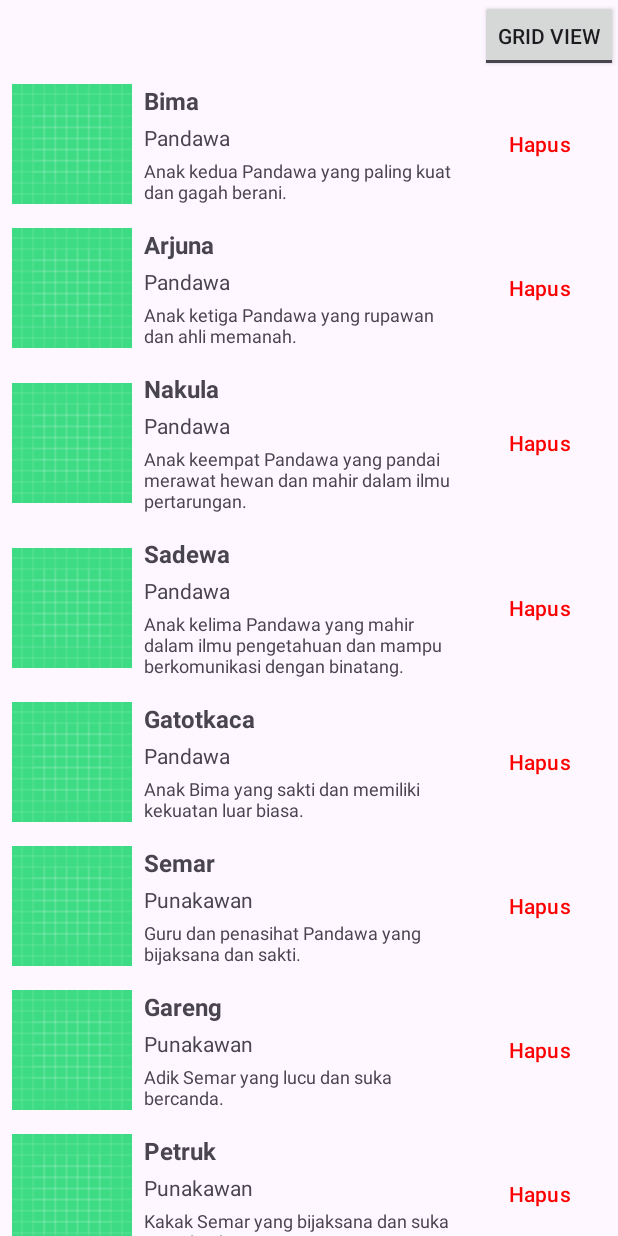
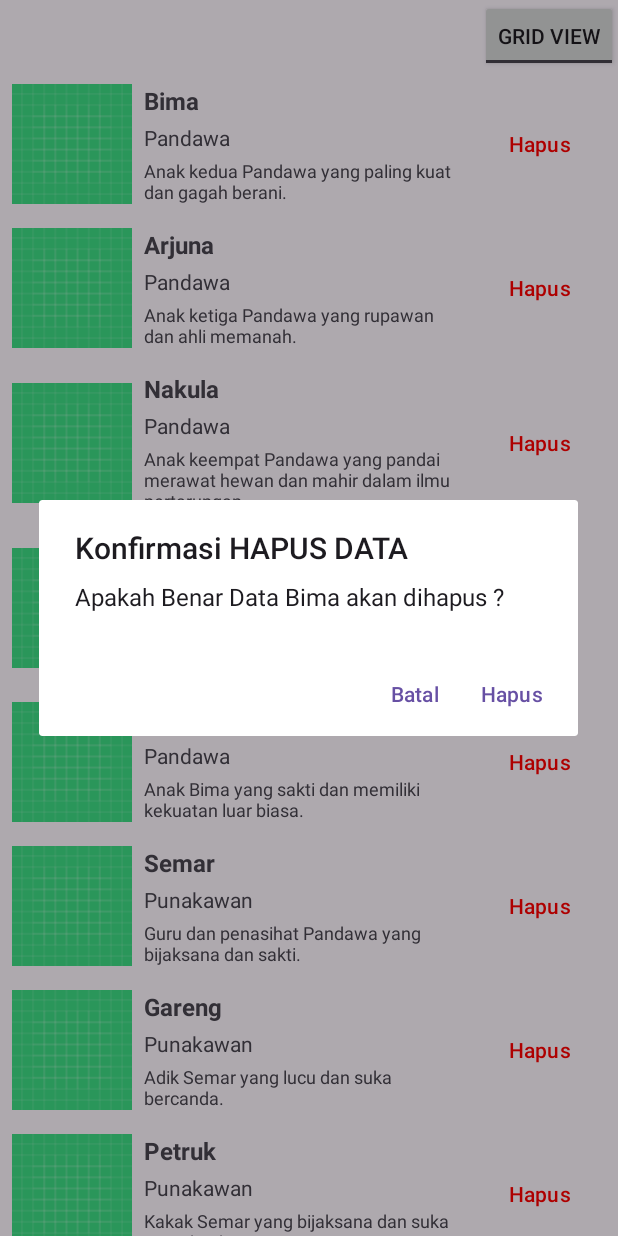
Before and after one commit to Baksoman/paba_recycler_view, an Android app: the screen it shows after launch (MainActivity), after a tap on "Hapus", on a phone screen of 412 x 824 dp. Run offline under Robolectric (Android 15) with nearby library versions, the phone set to English and light mode, and no system bars.

Commit message:
membuat func delData

```diff
--- a/app/src/main/java/com/example/paba_recycler_view/MainActivity.kt
+++ b/app/src/main/java/com/example/paba_recycler_view/MainActivity.kt
@@ -2,11 +2,13 @@ package com.example.paba_recycler_view
 
 import android.content.Intent
 import android.os.Bundle
+import android.widget.Toast
 import androidx.activity.enableEdgeToEdge
+import androidx.appcompat.app.AlertDialog
 import androidx.appcompat.app.AppCompatActivity
 import androidx.core.view.ViewCompat
 import androidx.core.view.WindowInsetsCompat
-import androidx.recyclerview.widget.GridLayoutManager
+import androidx.recyclerview.widget.DefaultItemAnimator
 import androidx.recyclerview.widget.LinearLayoutManager
 import androidx.recyclerview.widget.StaggeredGridLayoutManager
 import com.example.paba_recycler_view.databinding.ActivityMainBinding
@@ -14,6 +16,7 @@ import com.example.paba_recycler_view.databinding.ActivityMainBinding
 class MainActivity : AppCompatActivity() {
 
     private lateinit var binding: ActivityMainBinding
+    private lateinit var adapterWayang: AdapterRecView
     private val _arWayang = ArrayList<DcWayang>()
     private var _nama: Array<String> = arrayOf()
     private var _karakter: Array<String> = arrayOf()
@@ -28,7 +31,7 @@ class MainActivity : AppCompatActivity() {
         siapkanData()
         tambahData()
         tampilkanData()
-//        setContentView(R.layout.activity_main)
+
         ViewCompat.setOnApplyWindowInsetsListener(findViewById(R.id.main)) { v, insets ->
             val systemBars = insets.getInsets(WindowInsetsCompat.Type.systemBars())
             v.setPadding(systemBars.left, systemBars.top, systemBars.right, systemBars.bottom)
@@ -60,6 +63,9 @@ class MainActivity : AppCompatActivity() {
     }
 
     private fun tampilkanData() {
+        binding.rvWayang.itemAnimator = DefaultItemAnimator().apply {
+            removeDuration = 400L
+        }
         if (binding.btnToggleLayout.isChecked) {
             binding.rvWayang.layoutManager = StaggeredGridLayoutManager(
                 2,
@@ -69,7 +75,7 @@ class MainActivity : AppCompatActivity() {
             binding.rvWayang.layoutManager = LinearLayoutManager(this)
         }
 
-        val adapterWayang = AdapterRecView(_arWayang)
+        adapterWayang = AdapterRecView(_arWayang)
         adapterWayang.setOnItemClickCallback(object : AdapterRecView.OnItemClickCallback {
             override fun onItemClicked(data: DcWayang) {
                 val intent = Intent(this@MainActivity, DetailActivity::class.java).apply {
@@ -80,6 +86,25 @@ class MainActivity : AppCompatActivity() {
                 }
                 startActivity(intent)
             }
+
+            override fun delData(pos: Int) {
+                val item = _arWayang[pos]
+                AlertDialog.Builder(this@MainActivity)
+                    .setTitle("Konfirmasi HAPUS DATA")
+                    .setMessage("Apakah Benar Data ${item.nama} akan dihapus ?")
+                    .setPositiveButton("Hapus") { _, _ ->
+                        _arWayang.removeAt(pos)
+                        adapterWayang.notifyItemRemoved(pos)
+                        adapterWayang.notifyItemRangeChanged(pos, _arWayang.size - pos)
+                        Toast.makeText(
+                            this@MainActivity,
+                            "${item.nama} berhasil dihapus",
+                            Toast.LENGTH_SHORT
+                        ).show()
+                    }
+                    .setNegativeButton("Batal", null)
+                    .show()
+            }
         })
         binding.rvWayang.adapter = adapterWayang
     }
```
